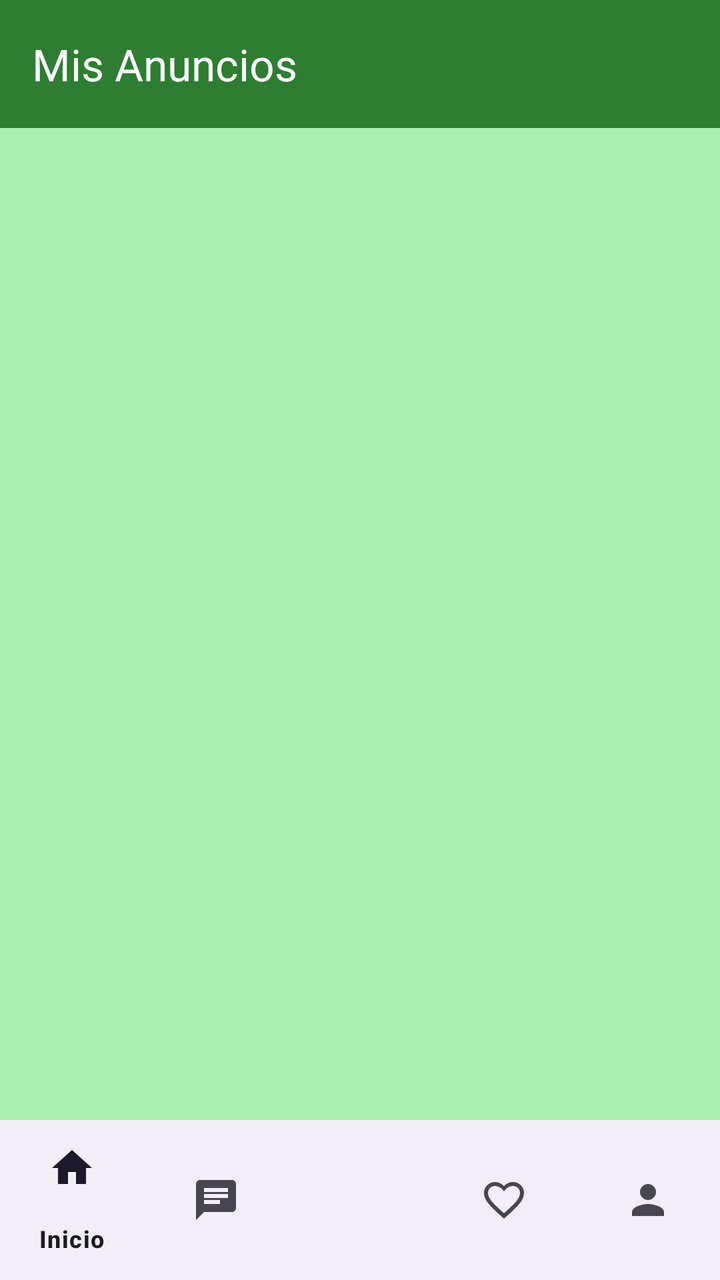
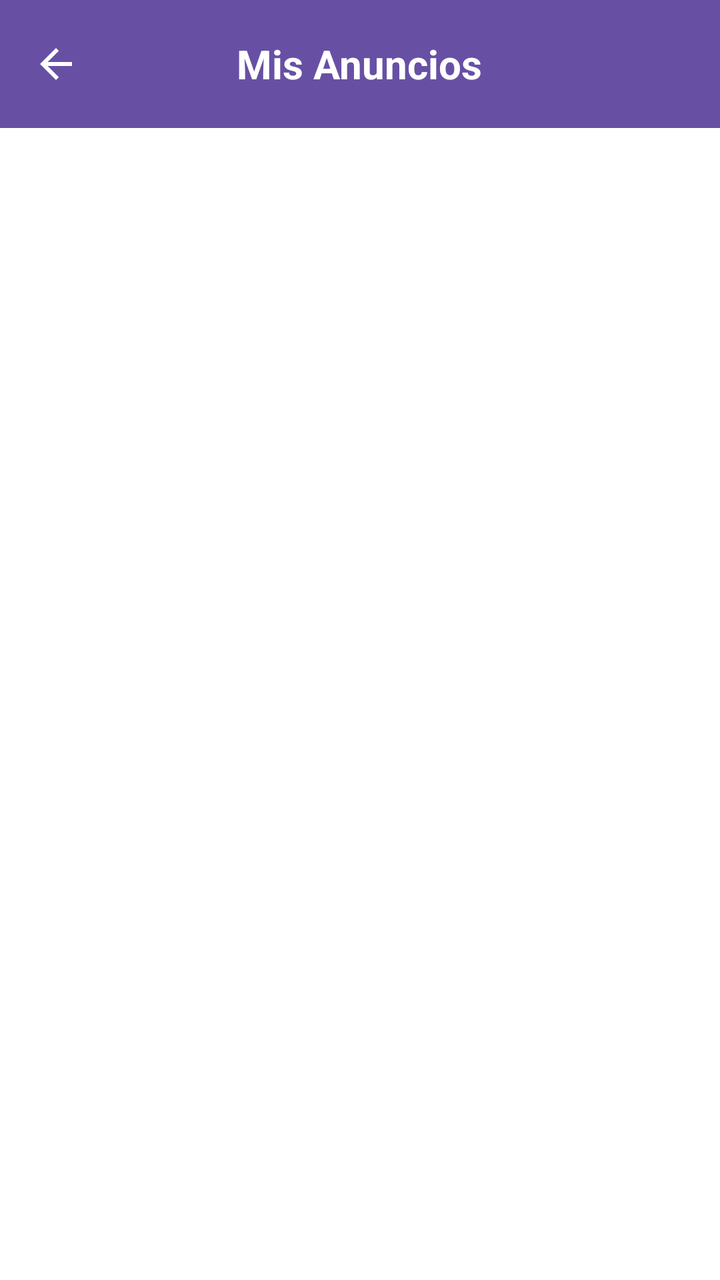

Compare the two renders of this Android layout. The source of the first and the diff that turns it into the second are given below.
<!-- AndroidManifest.xml: application theme Theme.MyApplication -->
<!-- res/layout/activity_anuncios.xml -->
<?xml version="1.0" encoding="utf-8"?>
<androidx.coordinatorlayout.widget.CoordinatorLayout
    xmlns:android="http://schemas.android.com/apk/res/android"
    xmlns:app="http://schemas.android.com/apk/res-auto"
    xmlns:tools="http://schemas.android.com/tools"
    android:layout_width="match_parent"
    android:layout_height="match_parent"
    android:background="@color/verdeclaro"
    tools:context=".AnunciosActivity">
    
    <com.google.android.material.appbar.AppBarLayout
        android:layout_width="match_parent"
        android:layout_height="wrap_content">
        <androidx.appcompat.widget.Toolbar
            android:id="@+id/toolbar_anuncios"
            android:layout_width="match_parent"
            android:layout_height="?attr/actionBarSize"
            android:background="@color/verdeEtiqueta"
            app:title="Mis Anuncios"
            app:titleTextColor="@color/blanco" />
    </com.google.android.material.appbar.AppBarLayout>
    
    <androidx.recyclerview.widget.RecyclerView
        android:id="@+id/rv_mis_productos"
        android:layout_width="match_parent"
        android:layout_height="match_parent"
        app:layout_behavior="@string/appbar_scrolling_view_behavior"
        android:paddingBottom="56dp"
        android:clipToPadding="false"
        tools:listitem="@layout/item_producto"/>
    
    <com.google.android.material.bottomnavigation.BottomNavigationView
        android:id="@+id/bottom_navigation_view"
        android:layout_width="match_parent"
        android:layout_height="wrap_content"
        android:layout_gravity="bottom"
        app:menu="@menu/bottom_nav_menu" />
</androidx.coordinatorlayout.widget.CoordinatorLayout>
<!-- res/layout/item_producto.xml (included above) -->
<?xml version="1.0" encoding="utf-8"?>
<androidx.cardview.widget.CardView
    xmlns:android="http://schemas.android.com/apk/res/android"
    xmlns:app="http://schemas.android.com/apk/res-auto"
    android:layout_width="match_parent"
    android:layout_height="wrap_content"
    android:layout_margin="8dp"
    app:cardCornerRadius="12dp"
    app:cardElevation="4dp">
    <androidx.constraintlayout.widget.ConstraintLayout
        android:layout_width="match_parent"
        android:layout_height="wrap_content"
        android:paddingBottom="8dp">
        
        <ImageView
            android:id="@+id/iv_producto_imagen"
            android:layout_width="0dp"
            android:layout_height="200dp"
            android:scaleType="centerCrop"
            android:src="@drawable/bicicleta"
            android:contentDescription="Imagen del producto en venta"
            app:layout_constraintTop_toTopOf="parent"
            app:layout_constraintStart_toStartOf="parent"
            app:layout_constraintEnd_toEndOf="parent" />
        
        <TextView
            android:id="@+id/tv_producto_titulo"
            android:layout_width="0dp"
            android:layout_height="wrap_content"
            android:layout_marginStart="16dp"
            android:layout_marginTop="12dp"
            android:layout_marginEnd="16dp"
            android:text="Nombre del Producto Atractivo"
            android:textSize="18sp"
            android:textStyle="bold"
            android:textColor="@color/verdeEtiqueta"
            android:maxLines="1"
            android:ellipsize="end"
            app:layout_constraintEnd_toEndOf="parent"
            app:layout_constraintStart_toStartOf="parent"
            app:layout_constraintTop_toBottomOf="@+id/iv_producto_imagen" />
        
        <TextView
            android:id="@+id/tv_producto_precio"
            android:layout_width="wrap_content"
            android:layout_height="wrap_content"
            android:layout_marginTop="4dp"
            android:text="$ 99.990"
            android:textSize="20sp"
            android:textStyle="bold"
            android:textColor="?attr/colorAccent"
            app:layout_constraintStart_toStartOf="@+id/tv_producto_titulo"
            app:layout_constraintTop_toBottomOf="@+id/tv_producto_titulo" />
        
        <TextView
            android:id="@+id/tv_producto_vendedor"
            android:layout_width="wrap_content"
            android:layout_height="wrap_content"
            android:layout_marginEnd="16dp"
            android:text="Vendido por: [Usuario]"
            android:textSize="12sp"
            android:textColor="@android:color/darker_gray"

            app:layout_constraintBaseline_toBaselineOf="@+id/tv_producto_precio"
            app:layout_constraintEnd_toEndOf="parent" />
    </androidx.constraintlayout.widget.ConstraintLayout>
</androidx.cardview.widget.CardView>
<!-- resources referenced by this layout -->
<resources>
  <color name="blanco">#FFFFFF</color>
  <color name="verdeEtiqueta">#2E7D32</color>
  <color name="verdeclaro">#ACF0AF</color>
  <!-- drawable bicicleta: png bitmap (drawable, 168451 bytes) -->
  <style name="Theme.MyApplication" parent="Base.Theme.MyApplication" />
  <style name="Base.Theme.MyApplication" parent="Theme.Material3.DayNight.NoActionBar">
          
          
      </style>
</resources>

<!-- the commit's change to res/layout/activity_anuncios.xml (unified diff, before → after) -->
@@ -5,36 +5,75 @@
     xmlns:tools="http://schemas.android.com/tools"
     android:layout_width="match_parent"
     android:layout_height="match_parent"
-    android:background="@color/verdeclaro"
+    android:background="@color/blanco"
     tools:context=".AnunciosActivity">
+
     
     <com.google.android.material.appbar.AppBarLayout
+        android:id="@+id/appBarLayout"
         android:layout_width="match_parent"
         android:layout_height="wrap_content">
-        <androidx.appcompat.widget.Toolbar
+
+        
+        <RelativeLayout
             android:id="@+id/toolbar_anuncios"
             android:layout_width="match_parent"
             android:layout_height="?attr/actionBarSize"
-            android:background="@color/verdeEtiqueta"
-            app:title="Mis Anuncios"
-            app:titleTextColor="@color/blanco" />
+            android:background="?attr/colorPrimary">
+
+            
+            <ImageButton
+                android:id="@+id/btnBack"
+                android:layout_width="wrap_content"
+                android:layout_height="match_parent"
+                android:layout_alignParentStart="true"
+                android:background="?attr/selectableItemBackgroundBorderless"
+                android:contentDescription="Volver"
+                android:paddingStart="16dp"
+                android:paddingEnd="16dp"
+                android:src="@drawable/ic_arrow_back"
+                app:tint="@color/blanco"
+                android:scaleType="centerInside"/>
+
+            
+            <TextView
+                android:layout_width="wrap_content"
+                android:layout_height="wrap_content"
+                android:layout_centerInParent="true"
+                android:text="Mis Anuncios"
+                android:textColor="@color/blanco"
+                android:textSize="20sp"
+                android:textStyle="bold" />
+
+        </RelativeLayout>
+
     </com.google.android.material.appbar.AppBarLayout>
+
     
     <androidx.recyclerview.widget.RecyclerView
         android:id="@+id/rv_mis_productos"
         android:layout_width="match_parent"
         android:layout_height="match_parent"
         app:layout_behavior="@string/appbar_scrolling_view_behavior"
-        android:paddingBottom="56dp"
+        android:paddingBottom="0dp"
         android:clipToPadding="false"
         tools:listitem="@layout/item_producto"/>
+
     
-    <com.google.android.material.bottomnavigation.BottomNavigationView
-        android:id="@+id/bottom_navigation_view"
-        android:layout_width="match_parent"
+    <TextView
+        android:id="@+id/tv_no_anuncios"
+        android:layout_width="wrap_content"
         android:layout_height="wrap_content"
-        android:layout_gravity="bottom"
-        app:menu="@menu/bottom_nav_menu" />
+        android:text="¡Aún no has creado ningún anuncio! Comienza a vender tus productos."
+        android:textSize="16sp"
+        android:textColor="@android:color/darker_gray"
+        android:layout_gravity="center"
+        android:gravity="center"
+        android:padding="32dp"
+        android:visibility="gone"
+        app:layout_behavior="@string/appbar_scrolling_view_behavior"
+        />
+
 </androidx.coordinatorlayout.widget.CoordinatorLayout>
 <!-- res/layout/item_producto.xml (included above) -->
 <?xml version="1.0" encoding="utf-8"?>
@@ -56,7 +95,7 @@
             android:layout_width="0dp"
             android:layout_height="200dp"
             android:scaleType="centerCrop"
-            android:src="@drawable/bicicleta"
+            android:src="@drawable/celular"
             android:contentDescription="Imagen del producto en venta"
             app:layout_constraintTop_toTopOf="parent"
             app:layout_constraintStart_toStartOf="parent"
@@ -87,7 +126,7 @@
             android:text="$ 99.990"
             android:textSize="20sp"
             android:textStyle="bold"
-            android:textColor="?attr/colorAccent"
+            android:textColor="@color/verde_bosque"
             app:layout_constraintStart_toStartOf="@+id/tv_producto_titulo"
             app:layout_constraintTop_toBottomOf="@+id/tv_producto_titulo" />
         
@@ -98,7 +137,7 @@
             android:layout_marginEnd="16dp"
             android:text="Vendido por: [Usuario]"
             android:textSize="12sp"
-            android:textColor="@android:color/darker_gray"
+            android:textColor="@color/verdeEtiqueta"
 
             app:layout_constraintBaseline_toBaselineOf="@+id/tv_producto_precio"
             app:layout_constraintEnd_toEndOf="parent" />
<!-- resource entries referenced after the edit -->
@@ -2,8 +2,19 @@
 <resources>
   <color name="blanco">#FFFFFF</color>
   <color name="verdeEtiqueta">#2E7D32</color>
-  <color name="verdeclaro">#ACF0AF</color>
-  <!-- drawable bicicleta: png bitmap (drawable, 168451 bytes) -->
+  <color name="verde_bosque">#388E3C</color>
+  <!-- drawable celular: jpg bitmap (drawable, 8579 bytes) -->
+  <!-- drawable ic_arrow_back (drawable) -->
+  <vector xmlns:android="http://schemas.android.com/apk/res/android"
+      android:width="24dp"
+      android:height="24dp"
+      android:viewportWidth="24"
+      android:viewportHeight="24"
+      android:tint="?attr/colorControlNormal">
+      <path
+          android:fillColor="@android:color/white"
+          android:pathData="M20,11H7.83l5.59,-5.59L12,4l-8,8 8,8 1.41,-1.41L7.83,13H20v-2z"/>
+  </vector>
   <style name="Theme.MyApplication" parent="Base.Theme.MyApplication" />
   <style name="Base.Theme.MyApplication" parent="Theme.Material3.DayNight.NoActionBar">
           
